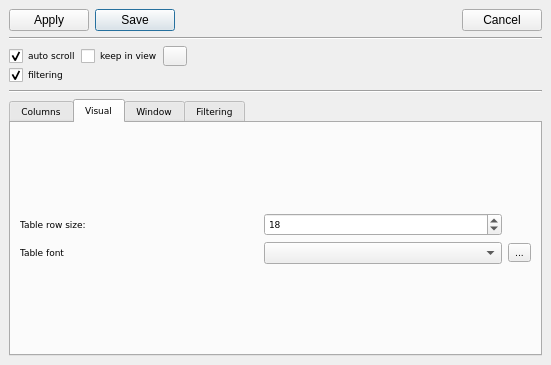
Above: trace_server/settingslog.ui from mojmir-svoboda/DbgToolkit before the change. Below: the same form after it.
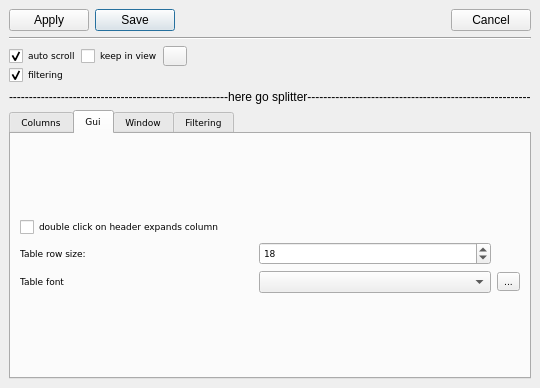
That is the form after the change. The open tabs and pages were chosen to show the change.

```diff
--- a/trace_server/settingslog.ui
+++ b/trace_server/settingslog.ui
@@ -6,8 +6,8 @@
    <rect>
     <x>0</x>
     <y>0</y>
-    <width>551</width>
-    <height>365</height>
+    <width>535</width>
+    <height>388</height>
    </rect>
   </property>
   <property name="floating">
@@ -181,9 +181,9 @@
      </layout>
     </item>
     <item>
-     <widget class="Line" name="line">
-      <property name="orientation">
-       <enum>Qt::Horizontal</enum>
+     <widget class="QLabel" name="label">
+      <property name="text">
+       <string>-------------------------------------------------------here go splitter--------------------------------------------------------</string>
       </property>
      </widget>
     </item>
@@ -354,42 +354,49 @@
       </widget>
       <widget class="QWidget" name="tab_4">
        <attribute name="title">
-        <string>Visual</string>
+        <string>Gui</string>
        </attribute>
        <layout class="QGridLayout" name="gridLayout_10">
         <item row="0" column="0">
          <layout class="QGridLayout" name="gridLayout_9">
-          <item row="0" column="1">
+          <item row="1" column="1">
            <widget class="QSpinBox" name="tableRowSizeSpinBox">
             <property name="value">
              <number>18</number>
             </property>
            </widget>
           </item>
-          <item row="0" column="0">
+          <item row="1" column="0">
            <widget class="QLabel" name="label_17">
             <property name="text">
              <string>Table row size:</string>
             </property>
            </widget>
           </item>
-          <item row="3" column="0">
+          <item row="4" column="0">
            <widget class="QLabel" name="label_18">
             <property name="text">
              <string>Table font</string>
             </property>
            </widget>
           </item>
-          <item row="3" column="1">
+          <item row="4" column="1">
            <widget class="QComboBox" name="tableFontComboBox"/>
           </item>
-          <item row="3" column="2">
+          <item row="4" column="2">
            <widget class="QToolButton" name="tableFontToolButton">
             <property name="text">
              <string>...</string>
             </property>
            </widget>
           </item>
+          <item row="0" column="0">
+           <widget class="QCheckBox" name="dblClickHHeaderCheckBox">
+            <property name="text">
+             <string>double click on header expands column</string>
+            </property>
+           </widget>
+          </item>
          </layout>
         </item>
        </layout>
```
Left out of the diff: 160 changed lines with no effect on the pictures.
